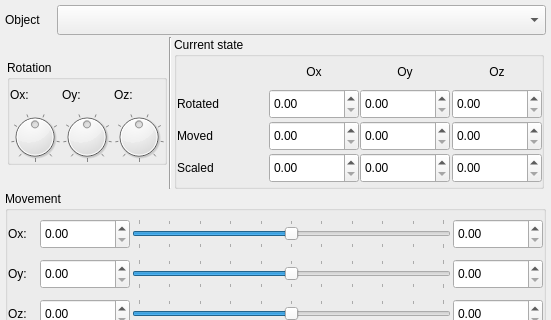
Before: the Qt Designer form forms/controlsdialog.ui in usual-one/3DObjectVisualizer, drawn with Qt 5; both pictures show x 0 to 551 and y 0 to 320 of the 551 by 534 pixel window.
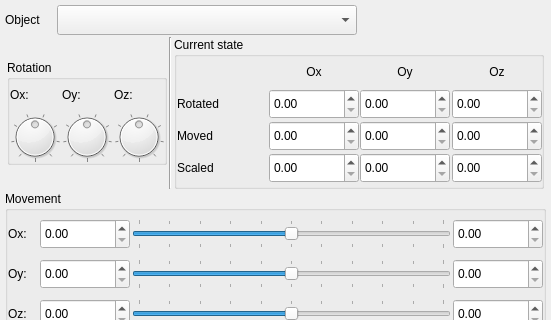
After: the same form once the commit is applied.

The edit to the form file:
```diff
--- a/forms/controlsdialog.ui
+++ b/forms/controlsdialog.ui
@@ -87,18 +87,31 @@
        </property>
        <property name="minimumSize">
         <size>
-         <width>210</width>
+         <width>300</width>
          <height>30</height>
         </size>
        </property>
        <property name="maximumSize">
         <size>
-         <width>500</width>
+         <width>300</width>
          <height>30</height>
         </size>
        </property>
       </widget>
      </item>
+     <item>
+      <spacer name="horizontalSpacer">
+       <property name="orientation">
+        <enum>Qt::Horizontal</enum>
+       </property>
+       <property name="sizeHint" stdset="0">
+        <size>
+         <width>0</width>
+         <height>30</height>
+        </size>
+       </property>
+      </spacer>
+     </item>
     </layout>
    </item>
    <item>
```
